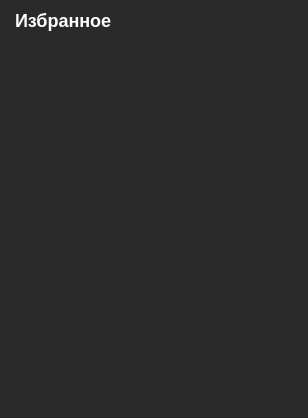
Old version of the form favorite_app/favorite_app.ui in the repository b0shka/selling_apps.
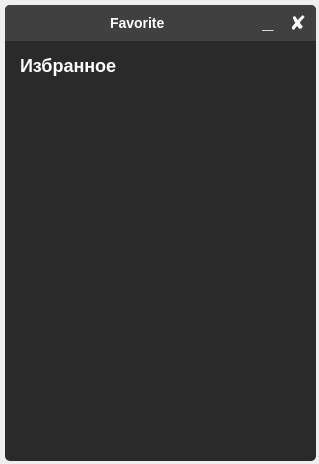
New version of the form.

```diff
--- a/favorite_app/favorite_app.ui
+++ b/favorite_app/favorite_app.ui
@@ -6,8 +6,8 @@
    <rect>
     <x>0</x>
     <y>0</y>
-    <width>308</width>
-    <height>418</height>
+    <width>319</width>
+    <height>464</height>
    </rect>
   </property>
   <property name="minimumSize">
@@ -18,22 +18,166 @@
   </property>
   <property name="maximumSize">
    <size>
-    <width>308</width>
-    <height>418</height>
+    <width>432423</width>
+    <height>432232</height>
    </size>
   </property>
   <property name="windowTitle">
    <string>Favorite apps</string>
   </property>
   <property name="styleSheet">
-   <string notr="true">background-color: #2a2a2a;
+   <string notr="true"/>
+  </property>
+  <widget class="QFrame" name="frame">
+   <property name="geometry">
+    <rect>
+     <x>5</x>
+     <y>5</y>
+     <width>311</width>
+     <height>456</height>
+    </rect>
+   </property>
+   <property name="minimumSize">
+    <size>
+     <width>311</width>
+     <height>456</height>
+    </size>
+   </property>
+   <property name="maximumSize">
+    <size>
+     <width>311</width>
+     <height>456</height>
+    </size>
+   </property>
+   <property name="styleSheet">
+    <string notr="true">border: none;
+border-radius: 5px;
+background-color: #2a2a2a;
 color: white;</string>
   </property>
+   <property name="frameShape">
+    <enum>QFrame::StyledPanel</enum>
+   </property>
+   <property name="frameShadow">
+    <enum>QFrame::Raised</enum>
+   </property>
+   <widget class="QFrame" name="frame_3">
+    <property name="geometry">
+     <rect>
+      <x>0</x>
+      <y>0</y>
+      <width>311</width>
+      <height>36</height>
+     </rect>
+    </property>
+    <property name="styleSheet">
+     <string notr="true">QFrame{
+	border-bottom-left-radius: 0px;
+	border-bottom-right-radius: 0px;
+	background-color: #404040;
+}</string>
+    </property>
+    <property name="frameShape">
+     <enum>QFrame::StyledPanel</enum>
+    </property>
+    <property name="frameShadow">
+     <enum>QFrame::Raised</enum>
+    </property>
+    <widget class="QPushButton" name="pushButton_8">
+     <property name="geometry">
+      <rect>
+       <x>280</x>
+       <y>5</y>
+       <width>26</width>
+       <height>26</height>
+      </rect>
+     </property>
+     <property name="font">
+      <font>
+       <pointsize>-1</pointsize>
+       <weight>75</weight>
+       <bold>true</bold>
+      </font>
+     </property>
+     <property name="styleSheet">
+      <string notr="true">QPushButton {
+	font-size: 20px;
+	height: 28px;
+	color: white;
+	background-color: #404040;
+	border-radius: 5px;
+}
+QPushButton::hover {
+	background-color: #ffb0be;
+	color: black;
+}</string>
+     </property>
+     <property name="text">
+      <string>✘</string>
+     </property>
+    </widget>
+    <widget class="QPushButton" name="pushButton_9">
+     <property name="geometry">
+      <rect>
+       <x>250</x>
+       <y>5</y>
+       <width>26</width>
+       <height>26</height>
+      </rect>
+     </property>
+     <property name="font">
+      <font>
+       <pointsize>-1</pointsize>
+       <weight>75</weight>
+       <bold>true</bold>
+      </font>
+     </property>
+     <property name="styleSheet">
+      <string notr="true">QPushButton {
+	padding-bottom: 4px;
+	font-size: 20px;
+	color: white;
+	background-color: #404040;
+	border-radius: 5px;
+}
+QPushButton::hover {
+	background-color: #2a2a2a;
+}</string>
+     </property>
+     <property name="text">
+      <string>_</string>
+     </property>
+    </widget>
+    <widget class="QLabel" name="label_9">
+     <property name="geometry">
+      <rect>
+       <x>105</x>
+       <y>10</y>
+       <width>66</width>
+       <height>16</height>
+      </rect>
+     </property>
+     <property name="font">
+      <font>
+       <pointsize>-1</pointsize>
+       <weight>75</weight>
+       <bold>true</bold>
+      </font>
+     </property>
+     <property name="styleSheet">
+      <string notr="true">font-size: 14px;
+color: white;</string>
+     </property>
+     <property name="text">
+      <string>Favorite</string>
+     </property>
+    </widget>
+   </widget>
   <widget class="QLabel" name="label">
    <property name="geometry">
     <rect>
      <x>15</x>
-     <y>10</y>
+      <y>50</y>
      <width>121</width>
      <height>21</height>
     </rect>
@@ -57,9 +201,9 @@
    <property name="geometry">
     <rect>
      <x>5</x>
-     <y>40</y>
+      <y>80</y>
      <width>301</width>
-     <height>376</height>
+      <height>371</height>
     </rect>
    </property>
    <property name="font">
@@ -75,13 +219,18 @@
 	font-size:15px;
 	background-color: #2a2a2a;
 	color: white;
-	padding: 5px 7px;;
+	padding: 0px 2px;;
 }
-
 QListWidget::item {
-	padding: 2 px 6px;
+	margin-top: 4px;
+	padding-left: 5px;
+	background-color: #424242;
+	height: 35px;
+	border: none;
+	border-radius: 5px;
 }</string>
    </property>
+   </widget>
   </widget>
  </widget>
  <resources/>
```
Lines whose indentation alone changed are shown as unchanged.
